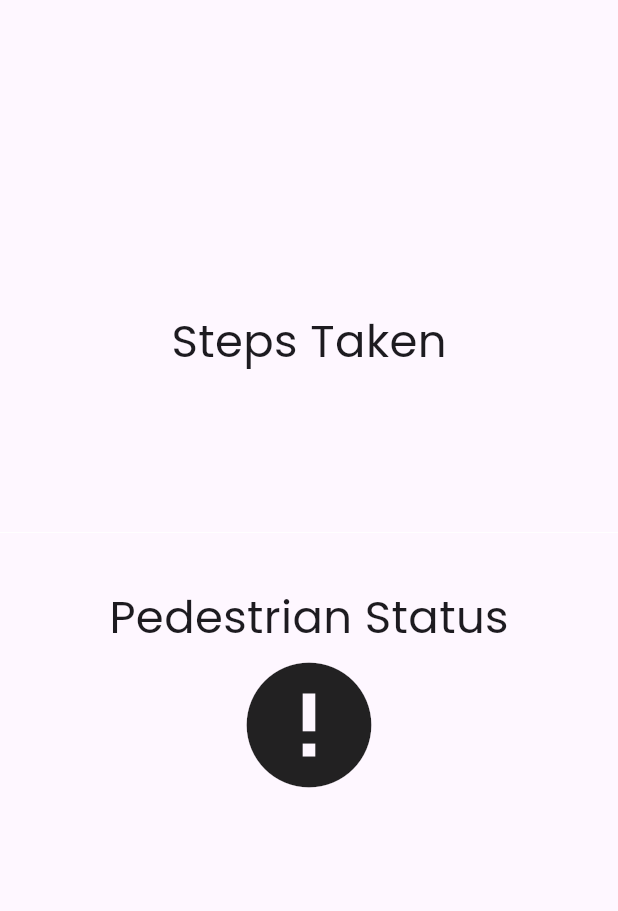
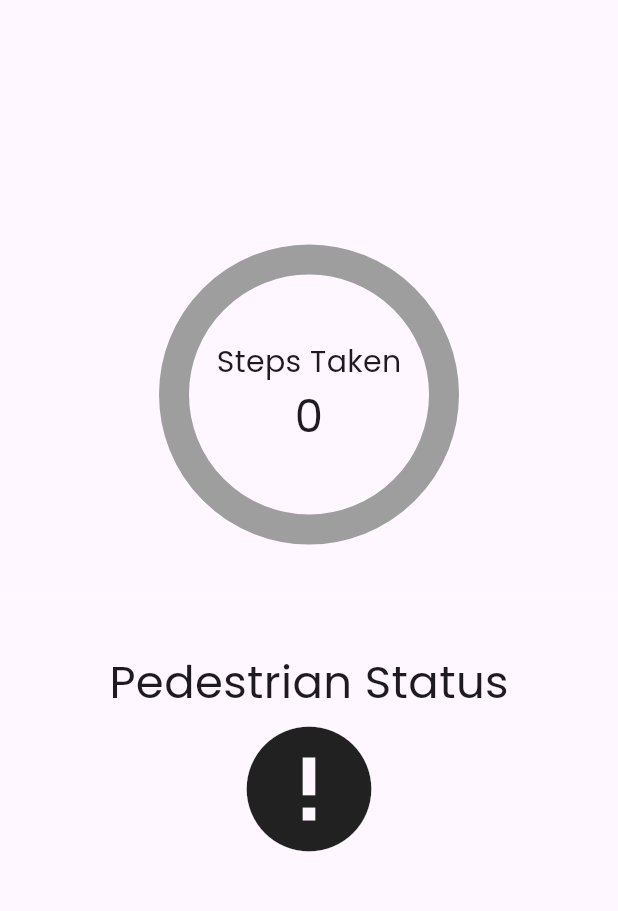
Before and after one commit to hozefa-hs/pedometer_app, a Flutter app: the MyHomePage screen opened directly, on a phone screen of 412 x 824 dp, the part 84-995 px from its top. Run offline on Flutter 3.47's test engine with Material 3 defaults, Android fonts, the phone set to English and light mode, and no system bars; drawn by our look-alikes of percent_indicator; our stand-ins replace pedometer.

Commit message:
Fixed Bugs

```diff
--- a/lib/home_screen.dart
+++ b/lib/home_screen.dart
@@ -1,5 +1,6 @@
 import 'package:flutter/material.dart';
 import 'package:pedometer/pedometer.dart';
+import 'package:percent_indicator/percent_indicator.dart';
 
 class MyHomePage extends StatefulWidget {
   const MyHomePage({super.key});
@@ -12,7 +13,8 @@ class _MyHomePageState extends State<MyHomePage> {
   late Stream<StepCount> _stepCountStream;
   late Stream<PedestrianStatus> _pedestrianStatusStream;
   String _status = '';
-  String _steps = '';
+  int _steps = 0;
+  int _targetSteps = 100;
 
   @override
   void initState() {
@@ -31,20 +33,29 @@ class _MyHomePageState extends State<MyHomePage> {
         child: Column(
           mainAxisAlignment: MainAxisAlignment.center,
           children: [
-            const Text(
-              'Steps Taken',
-              style: TextStyle(fontSize: 30),
-            ),
-            AnimatedSwitcher(
-              duration: const Duration(milliseconds: 500),
-              transitionBuilder: (Widget child, Animation<double> animation) {
-                return ScaleTransition(scale: animation, child: child);
-              },
-              child: Text(
-                '$_steps',
-                key: ValueKey<String>(_steps),
-                style: const TextStyle(fontSize: 50),
+            CircularPercentIndicator(
+              radius: 100.0,
+              animation: true,
+              animationDuration: 1000,
+              lineWidth: 20.0,
+              percent: calculatePercent(),
+              animateFromLastPercent: true,
+              center: Column(
+                mainAxisAlignment: MainAxisAlignment.center,
+                children: [
+                  const Text(
+                    'Steps Taken',
+                    style: TextStyle(fontSize: 20),
+                  ),
+                  Text(
+                    "$_steps",
+                    style: const TextStyle(fontSize: 30),
+                  ),
+                ],
               ),
+              circularStrokeCap: CircularStrokeCap.round,
+              backgroundColor: Colors.grey,
+              progressColor: Colors.black,
             ),
             const Divider(
               height: 70,
@@ -89,7 +100,7 @@ class _MyHomePageState extends State<MyHomePage> {
 
   void onStepCount(StepCount event) {
     setState(() {
-      _steps = event.steps.toString();
+      _steps = event.steps;
     });
   }
 
@@ -107,7 +118,11 @@ class _MyHomePageState extends State<MyHomePage> {
 
   void onStepCountError(error) {
     setState(() {
-      _steps = 'Step count not available';
+      _steps = 0;
     });
   }
+
+  double calculatePercent() {
+    return (_steps / _targetSteps).clamp(0.0, 1.0);
+  }
 }
--- a/pubspec.yaml
+++ b/pubspec.yaml
@@ -36,6 +36,7 @@ dependencies:
   pedometer: ^4.0.1
 
   flutter_launcher_icons: ^0.13.1
+  percent_indicator: ^4.2.3
 
 flutter_launcher_icons:
     android: true
```
Also changed, not shown: pubspec.lock.
